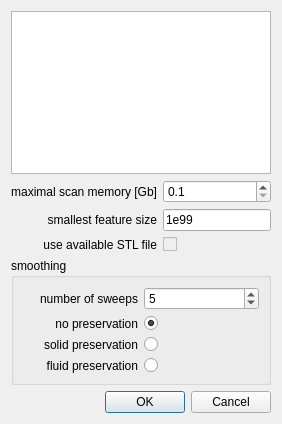
First picture: the form in src/libengrid/guibrlcadimportdialogue.ui, repository enGits/engrid, before the edit.
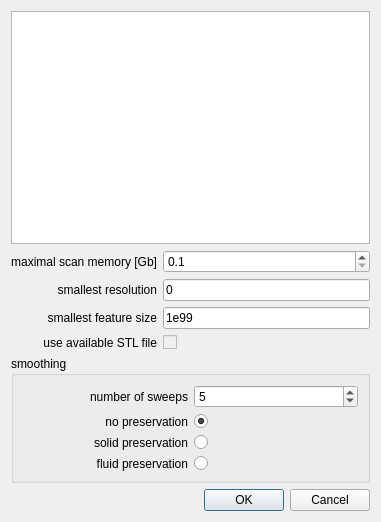
Second picture: the form after the edit.

Commit message: added resolution limit

Patch:
```diff
--- a/src/libengrid/guibrlcadimportdialogue.ui
+++ b/src/libengrid/guibrlcadimportdialogue.ui
@@ -6,15 +6,15 @@
    <rect>
     <x>0</x>
     <y>0</y>
-    <width>282</width>
-    <height>424</height>
+    <width>381</width>
+    <height>522</height>
    </rect>
   </property>
   <property name="windowTitle">
    <string>Dialog</string>
   </property>
   <layout class="QGridLayout" name="gridLayout_2">
-   <item row="6" column="0" colspan="2">
+   <item row="7" column="0" colspan="2">
     <widget class="QDialogButtonBox" name="buttonBox">
      <property name="orientation">
       <enum>Qt::Horizontal</enum>
@@ -24,7 +24,7 @@
      </property>
     </widget>
    </item>
-   <item row="2" column="1">
+   <item row="3" column="1">
     <widget class="QLineEdit" name="lineEditSmallestFeature">
      <property name="text">
       <string>1e99</string>
@@ -60,7 +60,7 @@
      </property>
     </widget>
    </item>
-   <item row="5" column="0" colspan="2">
+   <item row="6" column="0" colspan="2">
     <widget class="QGroupBox" name="groupBox">
      <property name="title">
       <string>smoothing</string>
@@ -143,7 +143,7 @@
      </layout>
     </widget>
    </item>
-   <item row="2" column="0">
+   <item row="3" column="0">
     <widget class="QLabel" name="label_2">
      <property name="text">
       <string>smallest feature size</string>
@@ -153,7 +153,7 @@
      </property>
     </widget>
    </item>
-   <item row="3" column="1">
+   <item row="4" column="1">
     <widget class="QCheckBox" name="checkBoxSTL">
      <property name="enabled">
       <bool>false</bool>
@@ -163,7 +163,7 @@
      </property>
     </widget>
    </item>
-   <item row="3" column="0">
+   <item row="4" column="0">
     <widget class="QLabel" name="label_7">
      <property name="text">
       <string>use available STL file</string>
@@ -173,6 +173,23 @@
      </property>
     </widget>
    </item>
+   <item row="2" column="0">
+    <widget class="QLabel" name="label_8">
+     <property name="text">
+      <string>smallest resolution</string>
+     </property>
+     <property name="alignment">
+      <set>Qt::AlignRight|Qt::AlignTrailing|Qt::AlignVCenter</set>
+     </property>
+    </widget>
+   </item>
+   <item row="2" column="1">
+    <widget class="QLineEdit" name="lineEditMinResolution">
+     <property name="text">
+      <string>0</string>
+     </property>
+    </widget>
+   </item>
   </layout>
  </widget>
  <tabstops>
```
The commit also changes 5 other files.
